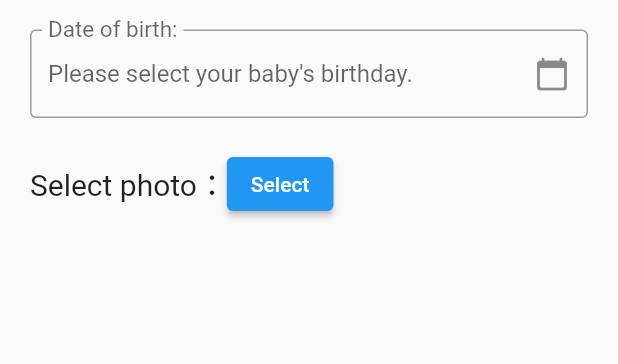
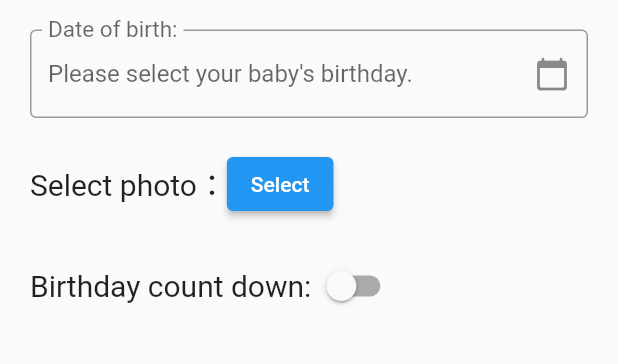
Before and after one commit to lionlions/HowOldIsMyBaby, a Flutter app: the screen it shows after launch, after a tap on the "add" icon, on a phone screen of 412 x 824 dp, the part 203-567 px from its top. Run offline on Flutter 3.47's test engine with Material 2 defaults, Android fonts, the phone set to English and light mode, and no system bars; our stand-ins replace fluttertoast, google_mobile_ads, sprintf, sqflite; accounts and stored records are empty; network calls fail.

Commit message:
Add birthday count down

```diff
--- a/lib/DB/database_helper.dart
+++ b/lib/DB/database_helper.dart
@@ -5,14 +5,15 @@ import 'package:path_provider/path_provider.dart'
     show getApplicationDocumentsDirectory;
 
 class DatabaseHelper {
-  static final _databaseName = "BabyDatabase.db";
-  static final _databaseVersion = 1;
-  static final table = "babies_info";
-  static final columnId = '_id';
-  static final columnName = 'name';
-  static final columnIconFileName = 'icon_file_name';
-  static final columnIconBackgroundColor = 'icon_background_color';
-  static final columnBirthday = 'birthday';
+  static const _databaseName = "BabyDatabase.db";
+  static const _databaseVersion = 3;
+  static const table = "babies_info";
+  static const columnId = '_id';
+  static const columnName = 'name';
+  static const columnIconFileName = 'icon_file_name';
+  static const columnIconBackgroundColor = 'icon_background_color';
+  static const columnBirthday = 'birthday';
+  static const columnCountDownBirthday = 'count_down_birthday';
 
   //make this a singleton class
   DatabaseHelper._privateConstructor();
@@ -34,7 +35,7 @@ class DatabaseHelper {
     Directory documentsDirectory = await getApplicationDocumentsDirectory();
     String path = join(documentsDirectory.path, _databaseName);
     return await openDatabase(path,
-        version: _databaseVersion, onCreate: _onCreate);
+        version: _databaseVersion, onCreate: _onCreate, onUpgrade: _onUpgrade);
   }
 
   //SQL code to create the database table
@@ -45,7 +46,15 @@ class DatabaseHelper {
       $columnName TEXT NOT NULL,
       $columnIconFileName TEXT NOT NULL,
       $columnIconBackgroundColor INTEGER NOT NULL,
-      $columnBirthday TEXT NOT NULL
+      $columnBirthday TEXT NOT NULL,
+      $columnCountDownBirthday INTEGER NOT NULL
     )''');
   }
+
+  void _onUpgrade(Database db, int oldVersion, int newVersion){
+    if(oldVersion < newVersion){
+      db.execute("ALTER TABLE $table ADD COLUMN $columnCountDownBirthday INTEGER;");
+    }
+  }
+
 }
--- a/lib/Model/baby.dart
+++ b/lib/Model/baby.dart
@@ -1,20 +1,27 @@
 import 'package:how_old_is_my_baby/DB/database_helper.dart';
 
-class Baby{
+class Baby {
   final int id;
   final String name;
   final String iconFileName;
   final int iconBackgroundColor;
   final String birthday;
+  final int countDownBirthday;
 
-  Baby(this.id, {required this.name, required this.iconFileName, required this.iconBackgroundColor, required this.birthday});
+  Baby(this.id,
+      {required this.name,
+      required this.iconFileName,
+      required this.iconBackgroundColor,
+      required this.birthday,
+      required this.countDownBirthday});
 
   Map<String, dynamic> toMap() {
     return {
       DatabaseHelper.columnName: name,
       DatabaseHelper.columnIconFileName: iconFileName,
       DatabaseHelper.columnIconBackgroundColor: iconBackgroundColor,
-      DatabaseHelper.columnBirthday: birthday
+      DatabaseHelper.columnBirthday: birthday,
+      DatabaseHelper.columnCountDownBirthday: countDownBirthday
     };
   }
 }
--- a/lib/add_baby_info.dart
+++ b/lib/add_baby_info.dart
@@ -5,6 +5,7 @@ import 'package:flutter/material.dart';
 import 'package:google_mobile_ads/google_mobile_ads.dart';
 import 'package:how_old_is_my_baby/DB/database_helper.dart';
 import 'package:how_old_is_my_baby/Model/baby.dart';
+import 'package:how_old_is_my_baby/WidgetUtils.dart';
 import 'package:how_old_is_my_baby/generated/l10n.dart';
 import 'package:intl/intl.dart';
 import 'package:sqflite/sqflite.dart';
@@ -25,6 +26,7 @@ class _AddBabyInfoState extends State<AddBabyInfo> {
   String mBirthday = "";
   var mIconInfo = <Object>[];
   String mBabyName = "";
+  bool needToCountDownBirthday = false;
   bool isAlreadyInit = false;
   TextEditingController mBirthdayController = TextEditingController();
 
@@ -100,6 +102,9 @@ class _AddBabyInfoState extends State<AddBabyInfo> {
       }
       if (widget.baby?.name != null && widget.baby!.name != "") {
         mBabyName = widget.baby!.name;
+      }
+      if(widget.baby?.countDownBirthday != null){
+        needToCountDownBirthday = widget.baby!.countDownBirthday == 1;
       }
       isAlreadyInit = true;
     }
@@ -177,6 +182,17 @@ class _AddBabyInfoState extends State<AddBabyInfo> {
                       height: 20,
                     ),
                     _getChooseIconLayout(),
+                    const SizedBox(
+                      height: 20,
+                    ),
+                    Row(children: [
+                      Text(S.of(context).birthday_count_down, style: const TextStyle(fontSize: 20)),
+                      Switch(value: needToCountDownBirthday, onChanged: (value){
+                        setState(() {
+                          needToCountDownBirthday = value;
+                        });
+                      })
+                    ],)
                     // const SizedBox(
                     //   height: 20,
                     // ),
@@ -278,7 +294,8 @@ class _AddBabyInfoState extends State<AddBabyInfo> {
         name: mBabyName,
         iconFileName: iconFileName,
         iconBackgroundColor: iconBackgroundColorValue,
-        birthday: mBirthday);
+        birthday: mBirthday,
+        countDownBirthday: needToCountDownBirthday? 1 : 0);
 
     Map<String, dynamic> row = baby.toMap();
 
--- a/lib/l10n/intl_en.arb
+++ b/lib/l10n/intl_en.arb
@@ -24,5 +24,6 @@
   "background": "Background",
   "copy": "Copy",
   "select_copy_format": "Choose format",
-  "copy_success": "Copy success!!"
+  "copy_success": "Copy success!!",
+  "birthday_count_down": "Birthday count down:"
 }
--- a/lib/l10n/intl_zh.arb
+++ b/lib/l10n/intl_zh.arb
@@ -24,5 +24,6 @@
   "background": "背景",
   "copy": "複製",
   "select_copy_format": "選擇格式",
-  "copy_success": "複製成功!!"
+  "copy_success": "複製成功!!",
+  "birthday_count_down": "生日倒數："
 }
--- a/lib/l10n/intl_zh_CN.arb
+++ b/lib/l10n/intl_zh_CN.arb
@@ -24,5 +24,6 @@
   "background": "背景",
   "copy": "拷贝",
   "select_copy_format": "选择格式",
-  "copy_success": "拷贝成功!!"
+  "copy_success": "拷贝成功!!",
+  "birthday_count_down": "生日倒计时："
 }
--- a/lib/l10n/intl_zh_TW.arb
+++ b/lib/l10n/intl_zh_TW.arb
@@ -24,5 +24,6 @@
   "background": "背景",
   "copy": "複製",
   "select_copy_format": "選擇格式",
-  "copy_success": "複製成功!!"
+  "copy_success": "複製成功!!",
+  "birthday_count_down": "生日倒數："
 }
```
Also changed, not shown: lib/WidgetUtils.dart (+13 -0 lines), lib/baby_rows.dart (+135 -3 lines), lib/main.dart (+10 -10 lines), lib/generated/intl/messages_en.dart, lib/generated/intl/messages_zh.dart, lib/generated/intl/messages_zh_CN.dart, lib/generated/intl/messages_zh_TW.dart, lib/generated/l10n.dart.
